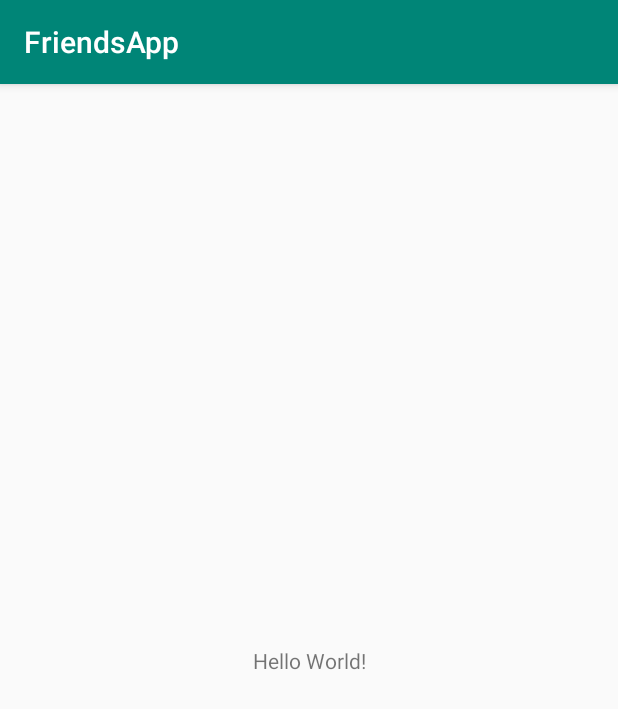
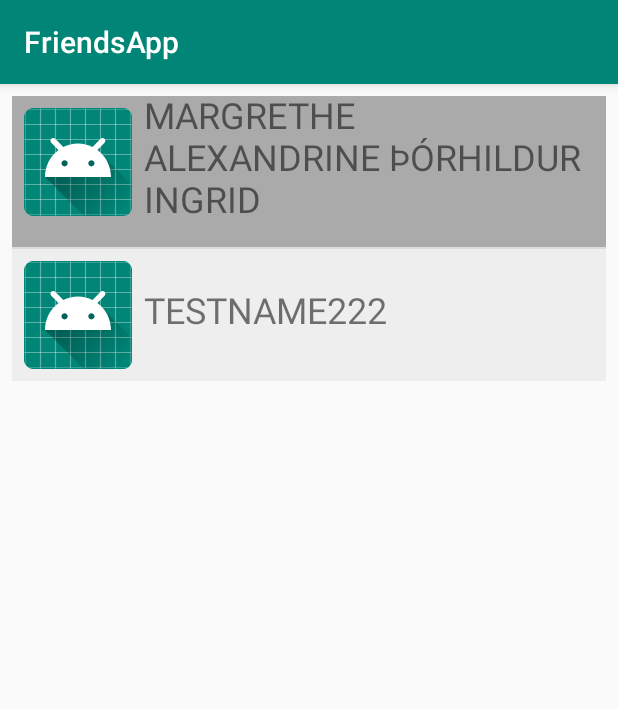
Before and after one commit to KennethRPedersen/FriendsApp, an Android app: the screen it shows after launch (MainActivity), on a phone screen of 412 x 824 dp. Shown: the top 709 px of the screen. Run offline under Robolectric (Android 15) with nearby library versions, the phone set to English and light mode, and no system bars; 1 statement that could not run was skipped.

Commit message:
Main activity + Friends Adapter
Listview on Mainactivity showing a list of friends, using the Friendsadapter.
Does not fetch from DB yet.

```diff
--- /dev/null
+++ b/app/src/main/java/com/example/friendsapp/FriendAdapter.java
@@ -0,0 +1,54 @@
+package com.example.friendsapp;
+
+import android.content.Context;
+import android.graphics.Color;
+import android.util.Log;
+import android.view.LayoutInflater;
+import android.view.View;
+import android.view.ViewGroup;
+import android.widget.ArrayAdapter;
+import android.widget.TextView;
+
+import com.example.friendsapp.BE.BEFriend;
+
+import java.util.ArrayList;
+
+public class FriendAdapter extends ArrayAdapter<BEFriend> {
+    private ArrayList<BEFriend> friends;
+    private final int[] colours = {
+            Color.parseColor("#AAAAAA"),
+            Color.parseColor("#EEEEEE")
+    };
+
+
+    public FriendAdapter(Context context, int textViewResourceId,
+                         ArrayList<BEFriend> friends) {
+        super(context, textViewResourceId, friends);
+        this.friends = friends;
+    }
+
+    @Override
+    public View getView(int position, View v, ViewGroup parent) {
+
+        if (v == null) {
+            LayoutInflater li = (LayoutInflater) getContext().getSystemService(
+                    Context.LAYOUT_INFLATER_SERVICE);
+            v = li.inflate(R.layout.friendlistcell, null);
+            Log.d("LIST", "Position: " + position + " View created");
+        }
+        else
+            Log.d("LIST", "Position: " + position + " View Reused");
+
+        v.setBackgroundColor(colours[position % colours.length]);
+
+
+        BEFriend f = friends.get(position);
+
+        TextView name = (TextView) v.findViewById(R.id.txtName);
+        //ImageView favorite = (ImageView) v.findViewById(R.id.favorite);
+
+        name.setText(f.getName());
+
+        return v;
+    }
+}
--- a/app/src/main/java/com/example/friendsapp/MainActivity.java
+++ b/app/src/main/java/com/example/friendsapp/MainActivity.java
@@ -1,13 +1,45 @@
 package com.example.friendsapp;
 
+import android.os.Bundle;
 import android.support.v7.app.AppCompatActivity;
-import android.os.Bundle;
+import android.util.Log;
+import android.view.View;
+import android.widget.Button;
+import android.widget.LinearLayout;
+import android.widget.ListView;
+
+import com.example.friendsapp.BE.BEFriend;
+
+import java.sql.Date;
+import java.util.ArrayList;
 
 public class MainActivity extends AppCompatActivity {
+    LinearLayout llMenuBar;
+    ListView lvFriends;
+    Button btnNew;
+    FriendAdapter fa;
+    ArrayList<BEFriend> friends;
 
     @Override
     protected void onCreate(Bundle savedInstanceState) {
         super.onCreate(savedInstanceState);
         setContentView(R.layout.activity_main);
+
+        lvFriends = this.findViewById(R.id.lvFriends);
+        friends = new ArrayList<BEFriend>();
+
+        lvFriends.setOnClickListener(new View.OnClickListener() {
+            @Override
+            public void onClick(View v) {
+                //TODO OPEN DETAILS VIEW FOR SINGLE FRIEND
+            }
+        });
+        friends.add(new BEFriend("Margrethe Alexandrine Þórhildur Ingrid", "TestAddress", "TestEmail",
+                "TestPhoneNumber", "TestWebsite", new Date(11,11,11)));
+        friends.add(new BEFriend("TestName222", "TestAddress222", "TestEmail222",
+                "TestPhoneNumber222", "TestWebsit2e22", new Date(11,11,11)));
+
+        fa = new FriendAdapter(this, R.layout.friendlistcell, friends);
+        lvFriends.setAdapter(fa);
     }
 }
--- a/app/src/main/res/layout/activity_main.xml
+++ b/app/src/main/res/layout/activity_main.xml
@@ -6,13 +6,14 @@
     android:layout_height="match_parent"
     tools:context=".MainActivity">
 
-    <TextView
-        android:layout_width="wrap_content"
+    <ListView
+        android:id="@+id/lvFriends"
+        android:layout_width="0dp"
         android:layout_height="wrap_content"
-        android:text="Hello World!"
-        app:layout_constraintBottom_toBottomOf="parent"
-        app:layout_constraintLeft_toLeftOf="parent"
-        app:layout_constraintRight_toRightOf="parent"
+        android:layout_marginStart="8dp"
+        android:layout_marginTop="8dp"
+        android:layout_marginEnd="8dp"
+        app:layout_constraintEnd_toEndOf="parent"
+        app:layout_constraintStart_toStartOf="parent"
         app:layout_constraintTop_toTopOf="parent" />
-
 </android.support.constraint.ConstraintLayout>
--- /dev/null
+++ b/app/src/main/res/layout/friendlistcell.xml
@@ -0,0 +1,44 @@
+<?xml version="1.0" encoding="utf-8"?>
+<android.support.constraint.ConstraintLayout xmlns:android="http://schemas.android.com/apk/res/android"
+    xmlns:app="http://schemas.android.com/apk/res-auto"
+    xmlns:tools="http://schemas.android.com/tools"
+    android:layout_width="match_parent"
+    android:layout_height="match_parent"
+    android:paddingBottom="8dp">
+
+    <ImageView
+        android:id="@+id/imageView4"
+        android:layout_width="72dp"
+        android:layout_height="72dp"
+        android:layout_marginStart="8dp"
+        android:layout_marginTop="8dp"
+        app:layout_constraintStart_toStartOf="parent"
+        app:layout_constraintTop_toTopOf="parent"
+        app:srcCompat="@mipmap/ic_launcher" />
+
+    <LinearLayout
+        android:layout_width="0dp"
+        android:layout_height="wrap_content"
+        android:layout_marginStart="8dp"
+        android:layout_marginTop="8dp"
+        android:layout_marginEnd="8dp"
+        android:layout_marginBottom="8dp"
+        android:layout_weight="1"
+        android:orientation="vertical"
+        app:layout_constraintBottom_toBottomOf="@+id/imageView4"
+        app:layout_constraintEnd_toEndOf="parent"
+        app:layout_constraintStart_toEndOf="@+id/imageView4"
+        app:layout_constraintTop_toTopOf="parent">
+
+        <TextView
+            android:id="@+id/txtName"
+            android:layout_width="wrap_content"
+            android:layout_height="wrap_content"
+            android:layout_weight="1"
+            android:text="TextView"
+            android:textAllCaps="true"
+            android:textSize="24sp" />
+
+    </LinearLayout>
+
+</android.support.constraint.ConstraintLayout>
```
